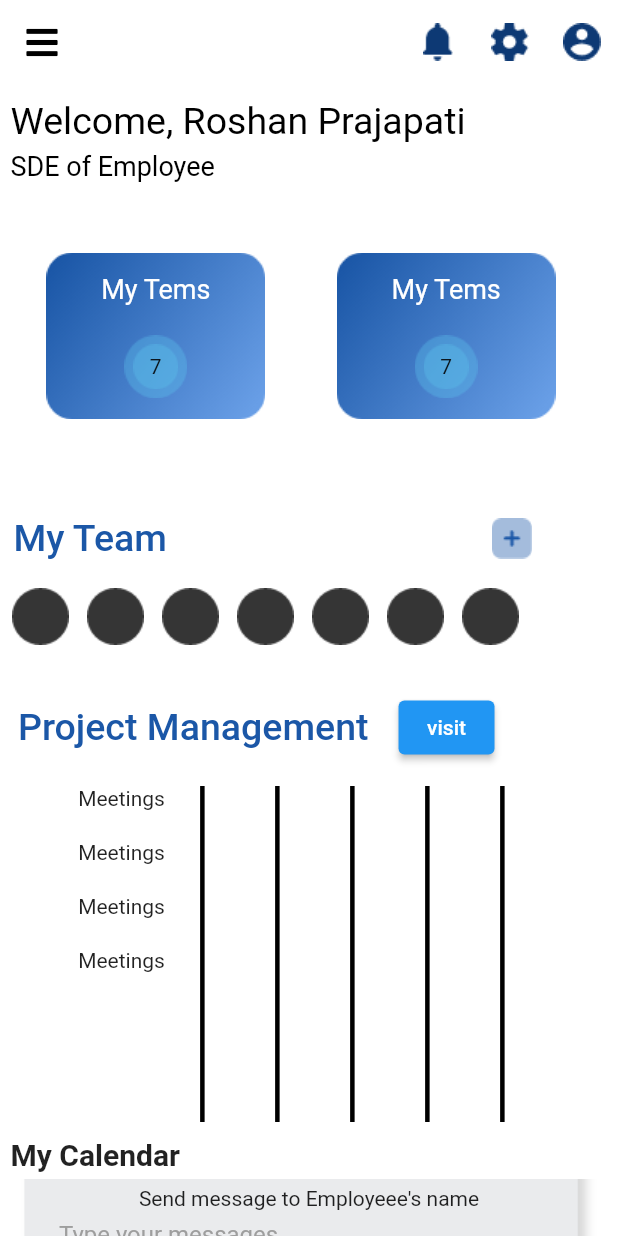
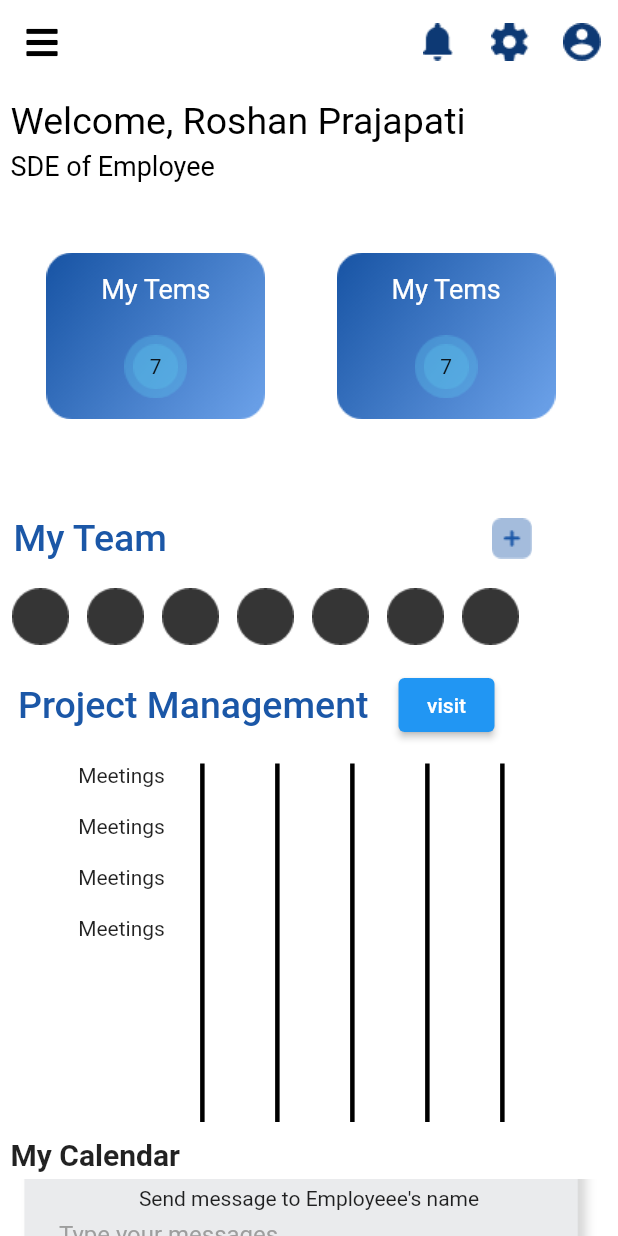
Before and after one commit to Mrashoo24/revoo, a Flutter app: the userProfileTeams screen opened directly, on a phone screen of 412 x 824 dp. Run offline on Flutter 3.47's test engine with Material 2 defaults, Android fonts, the light colour scheme and no system bars; our stand-ins replace font_awesome_flutter, get; Roboto replaces fonts that are missing (Neue Haas Grotesk Display Pro, Regular).

Commit message:
Some feature updated

```diff
--- a/lib/main.dart
+++ b/lib/main.dart
@@ -29,8 +29,8 @@ class MyApp extends StatelessWidget {
         primarySwatch: Colors.blue,
       ),
       //home: LoginScreen(),
-      home: userProjectProfile(),
-      //home: userProfileTeams(),
+      //home: userProjectProfile(),
+      home: userProfileTeams(),
       debugShowCheckedModeBanner: false,
     );
   }
--- a/lib/profile/userProfileTeams.dart
+++ b/lib/profile/userProfileTeams.dart
@@ -191,9 +191,9 @@ class _teamState extends State<userProfileTeams> {
                                       'asset/blackcircleForuserTeams.png'),
                                 ],
                               )),
-                        SizedBox(
-                          height: 15,
-                        ),
+                        // SizedBox(
+                        //   height: 15,
+                        // ),
                         Container(
                             padding: EdgeInsets.symmetric(
                                 vertical: 15, horizontal: 5),
@@ -232,11 +232,11 @@ class _teamState extends State<userProfileTeams> {
                                 mainAxisAlignment: MainAxisAlignment.start,
                                 children: [
                                   Text("Meetings"),
-                                  SizedBox(height: 20,),
+                                  SizedBox(height: 18,),
                                   Text("Meetings"),
-                                  SizedBox(height: 20,),
+                                  SizedBox(height: 18,),
                                   Text("Meetings"),
-                                  SizedBox(height: 20,),
+                                  SizedBox(height: 18,),
                                   Text("Meetings"),
                                 ],
                               ),
```
Also changed, not shown: lib/Widgets/showProjectnameDetailcard.dart (deleted, +0 -50 lines), lib/profile/userProjectsProfile.dart (+5 -3 lines).
